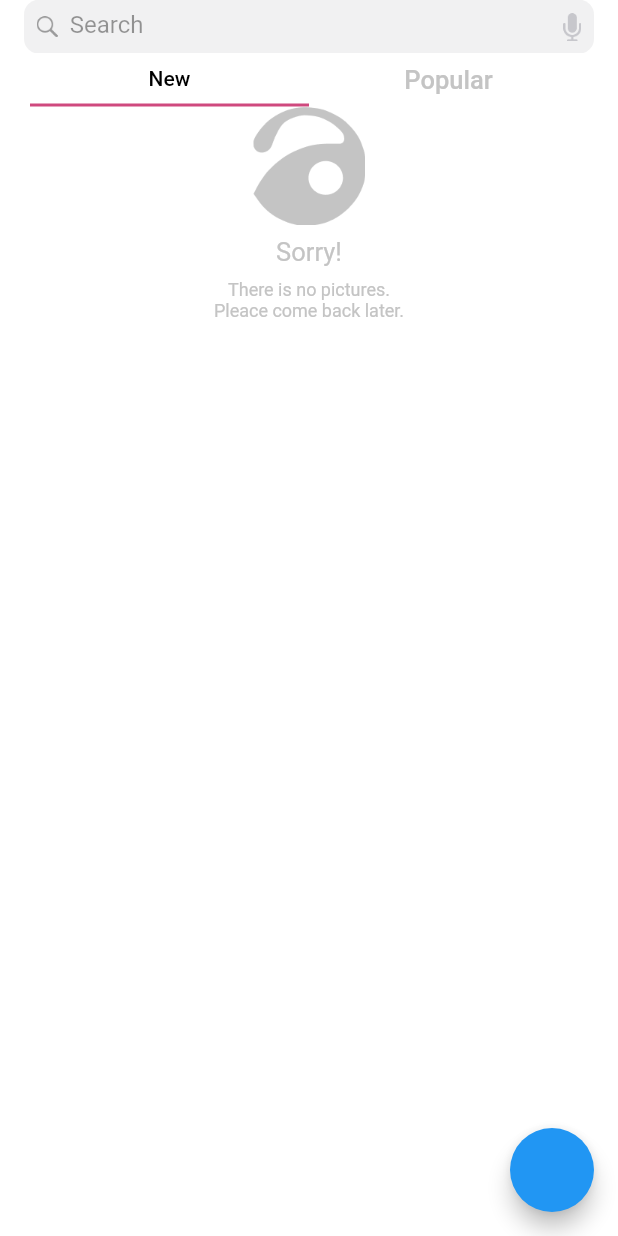
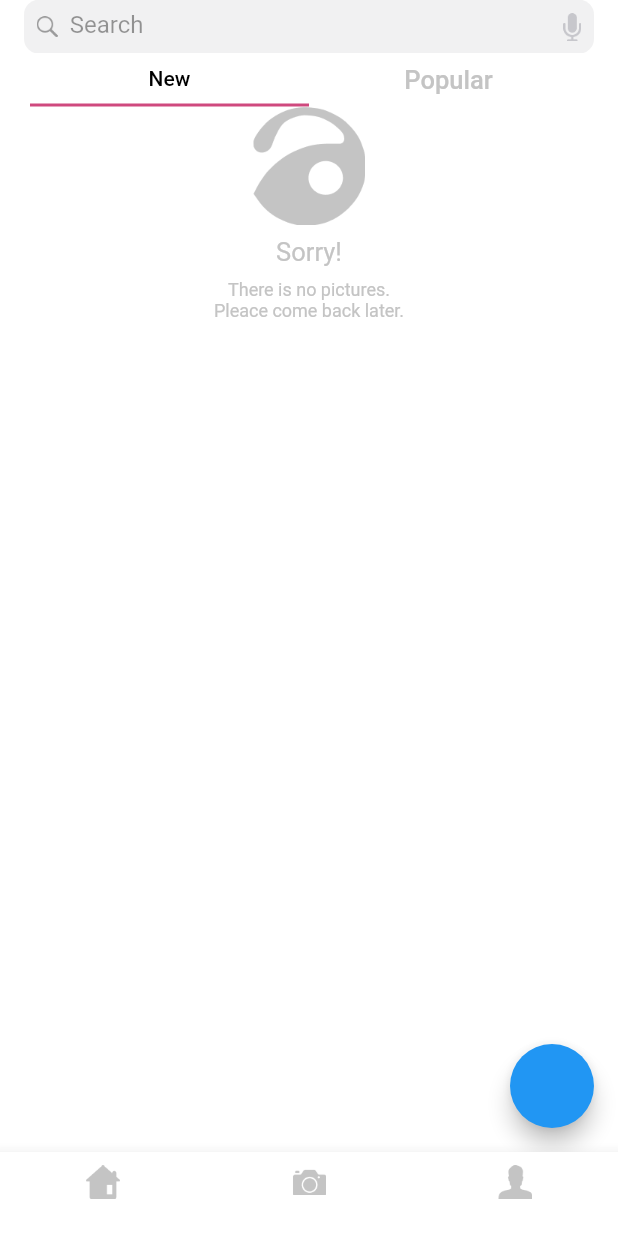
Before and after one commit to Sakorni/gallery_test, a Flutter app: the screen it shows after launch, on a phone screen of 412 x 824 dp. Run offline on Flutter 3.47's test engine with Material 2 defaults, Android fonts, the phone set to English and light mode, and no system bars; drawn by our look-alikes of pull_to_refresh; our stand-ins replace bloc, cached_network_image, cloud_firestore, firebase_auth, firebase_core, firebase_storage and 3 more; accounts and stored records are empty.

Commit message:
Created NavBarPage

```diff
--- a/lib/app/resources/asset_images_path.dart
+++ b/lib/app/resources/asset_images_path.dart
@@ -8,3 +8,9 @@ class AssetImagePath {
   static const String voiceIcon = "assets/voice_icon.png";
   static const String searchIcon = "assets/search_icon.png";
 }
+
+class NavBarIconAssetsPath {
+  static const String home = "assets/home_icon.png";
+  static const String photo = "assets/photo_icon.png";
+  static const String profile = "assets/profile_icon.png";
+}
--- a/lib/app/ui/scene/home_page/widgets/photo_widget.dart
+++ b/lib/app/ui/scene/home_page/widgets/photo_widget.dart
@@ -2,18 +2,16 @@ import 'package:cached_network_image/cached_network_image.dart';
 import 'package:flutter/material.dart';
 import 'package:flutter/widgets.dart';
 import 'package:flutter_svg/flutter_svg.dart';
+import 'package:gallery_test/app/resources/asset_images_path.dart';
 import 'package:gallery_test/app/ui/scene/home_page/widgets/detail_picture_page.dart';
 import 'package:gallery_test/data/gateway/picture.dart';
 
 class PictureWidget extends StatelessWidget {
   final Picture picture;
+  final bool isSvg;
+  PictureWidget(this.picture) : isSvg = picture.name.contains(".svg");
 
-  const PictureWidget(this.picture, {Key key}) : super(key: key);
-  @override
-  Widget build(BuildContext context) {
-    bool isSvg = this.picture.name.contains(".svg");
-
-    void _tapHadler() {
+  void _tapHadler(BuildContext context) {
     picture.incViews();
     Navigator.of(context).push(
       MaterialPageRoute(
@@ -22,10 +20,12 @@ class PictureWidget extends StatelessWidget {
     );
   }
 
+  @override
+  Widget build(BuildContext context) {
     return Padding(
       padding: const EdgeInsets.all(7.5),
       child: GestureDetector(
-          onTap: _tapHadler,
+        onTap: () => _tapHadler(context),
         child: ClipRRect(
           borderRadius: BorderRadius.circular(15),
           child: isSvg
@@ -38,9 +38,10 @@ class PictureWidget extends StatelessWidget {
                   imageUrl: picture.url,
                   filterQuality: FilterQuality.medium,
                   placeholder: (context, url) =>
-                        Image.asset("assets/logo.png"),
+                      Image.asset(AssetImagePath.logo),
                 ),
-          )),
+        ),
+      ),
     );
   }
 }
--- /dev/null
+++ b/lib/app/ui/scene/navigation_page/navigation_screen.dart
@@ -0,0 +1,67 @@
+import 'package:flutter/material.dart';
+import 'package:gallery_test/app/resources/app_colors.dart';
+import 'package:gallery_test/app/resources/asset_images_path.dart';
+import 'package:gallery_test/app/ui/scene/home_page/home_page.dart';
+
+class NavigationScreen extends StatefulWidget {
+  @override
+  _NavigationScreenState createState() => _NavigationScreenState();
+}
+
+class _NavigationScreenState extends State<NavigationScreen> {
+  int index;
+  @override
+  void initState() {
+    index = 0;
+    super.initState();
+  }
+
+  void tapHandler(int index) {
+    setState(() {
+      this.index = index;
+    });
+  }
+
+  @override
+  Widget build(BuildContext context) {
+    return Scaffold(
+        bottomNavigationBar: BottomNavigationBar(
+          onTap: tapHandler,
+          items: [
+            BottomNavigationBarItem(
+                label: '',
+                icon: Image.asset(
+                  NavBarIconAssetsPath.home,
+                  width: 23,
+                  height: 23,
+                )),
+            BottomNavigationBarItem(
+              label: '',
+              icon: Image.asset(
+                NavBarIconAssetsPath.photo,
+                width: 23,
+                height: 23,
+              ),
+            ),
+            BottomNavigationBarItem(
+              label: '',
+              icon: Image.asset(
+                NavBarIconAssetsPath.profile,
+                width: 23,
+                height: 23,
+              ),
+            )
+          ],
+          unselectedItemColor: AppColors.mainGray,
+          selectedItemColor: AppColors.underLineColor,
+        ),
+        body: IndexedStack(
+          children: [
+            HomePage(),
+            Center(child: Text("2")),
+            Center(child: Text("3"))
+          ],
+          index: index,
+        ));
+  }
+}
--- a/lib/main.dart
+++ b/lib/main.dart
@@ -3,6 +3,7 @@ import 'package:flutter/material.dart';
 import 'package:flutter/services.dart';
 import 'package:flutter_bloc/flutter_bloc.dart';
 import 'package:gallery_test/app/ui/scene/home_page/home_page.dart';
+import 'package:gallery_test/app/ui/scene/navigation_page/navigation_screen.dart';
 
 import 'app/ui/scene/home_page/bloc/load_mode.dart';
 import 'app/ui/scene/home_page/bloc/pictures_bloc.dart';
@@ -33,7 +34,7 @@ class MyApp extends StatelessWidget {
             create: (context) => PicturesBloc<PopularLoadMode>(),
           ),
         ],
-        child: HomePage(id: "123"),
+        child: NavigationScreen(),
       ),
     ); //WelcomeScreen());
   }
```
Also changed, not shown: assets/home_icon.png (added), assets/photo_icon.png (added), assets/profile_icon.png (added). Lines whose indentation alone changed are shown as unchanged.
